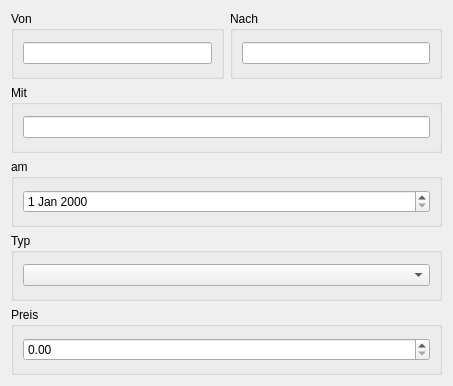
Before: the Qt Designer form src/ui/flightbookingui.ui in Bloeckchengrafik/pg2_1, drawn with Qt 5.
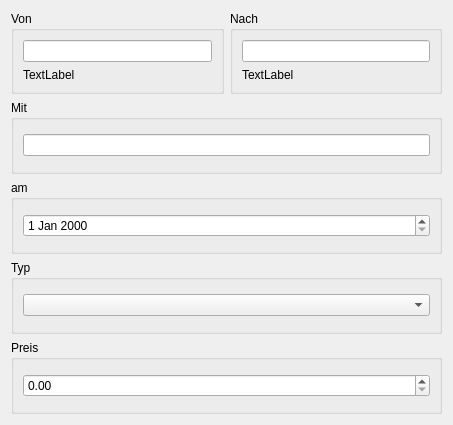
After: the same form once the commit is applied.

Diff of the .ui file:
```diff
--- a/src/ui/flightbookingui.ui
+++ b/src/ui/flightbookingui.ui
@@ -7,7 +7,7 @@
     <x>0</x>
     <y>0</y>
     <width>453</width>
-    <height>386</height>
+    <height>425</height>
    </rect>
   </property>
   <property name="minimumSize">
@@ -35,6 +35,13 @@
           </property>
          </widget>
         </item>
+        <item>
+         <widget class="QLabel" name="labelFrom">
+          <property name="text">
+           <string>TextLabel</string>
+          </property>
+         </widget>
+        </item>
        </layout>
       </widget>
      </item>
@@ -51,6 +58,13 @@
           </property>
          </widget>
         </item>
+        <item>
+         <widget class="QLabel" name="labelTo">
+          <property name="text">
+           <string>TextLabel</string>
+          </property>
+         </widget>
+        </item>
        </layout>
       </widget>
      </item>
```
